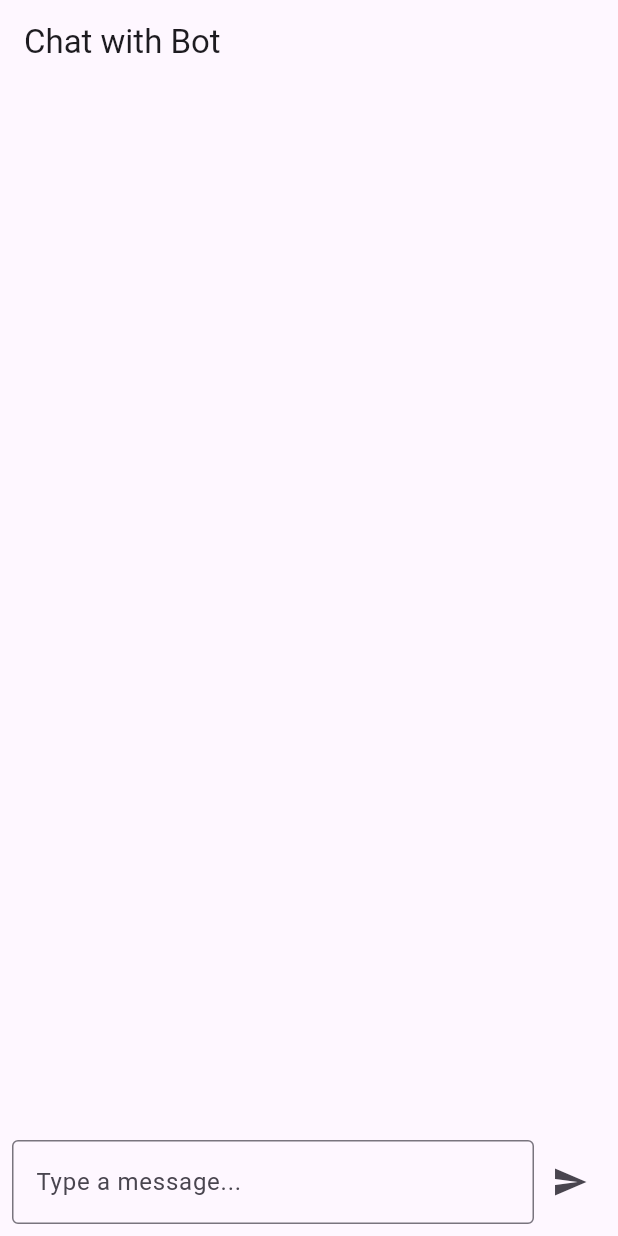
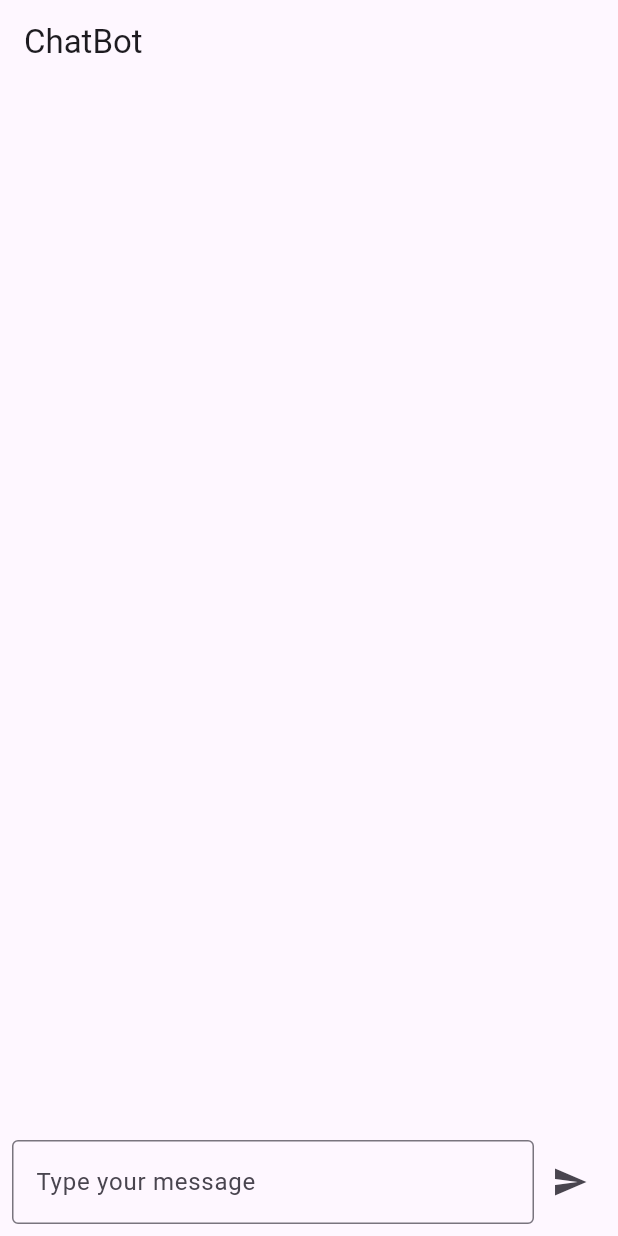
Before and after one commit to SubhasreeCodes/flutter_smart_reply, a Flutter app: the screen it shows after launch, after a tap on the "send" icon, on a phone screen of 412 x 824 dp. Run offline on Flutter 3.47's test engine with Material 3 defaults, Android fonts, the phone set to English and light mode, and no system bars; our stand-ins replace bubble.

Commit message:
Create Chat Page
Create Chat Page with one suggestion.

```diff
--- a/lib/main.dart
+++ b/lib/main.dart
@@ -1,18 +1,15 @@
-import 'dart:convert';
 import 'package:flutter/material.dart';
-import 'package:flutter_smart_reply/screens/ChatScreen.dart';
-import 'package:http/http.dart' as http;
-import 'package:bubble/bubble.dart';
+import 'package:flutter_smart_reply/screens/ChatPage.dart'; // Ensure this file is created and the name matches
 
-void main() {
-  runApp(MyApp());
-}
+void main() => runApp(ChatBotApp());
 
-class MyApp extends StatelessWidget {
+class ChatBotApp extends StatelessWidget {
   @override
   Widget build(BuildContext context) {
     return MaterialApp(
-      home: ChatScreen(),
+      title: 'ChatBot',
+      theme: ThemeData(primarySwatch: Colors.blue),
+      home: ChatPage(), // Updated to use ChatPage
     );
   }
 }
--- /dev/null
+++ b/lib/screens/ChatPage.dart
@@ -0,0 +1,105 @@
+import 'package:flutter/material.dart';
+import 'package:bubble/bubble.dart';
+
+class ChatPage extends StatefulWidget {
+  const ChatPage({super.key});
+
+  @override
+  _ChatPageState createState() => _ChatPageState();
+}
+
+class _ChatPageState extends State<ChatPage> {
+  final TextEditingController _controller = TextEditingController();
+  final List<Map<String, dynamic>> _messages = [];
+
+  // Predefined patterns and responses
+  final Map<String, String> _predefinedResponses = {
+    'hello': 'Hi there! How can I assist you today?',
+    'how are you': 'I’m just a bot, but I’m doing great! How about you?',
+    'bye': 'Goodbye! Have a great day!',
+    'help': 'Sure! What do you need help with?',
+  };
+
+  void _sendMessage() {
+    if (_controller.text.trim().isEmpty) return;
+
+    final userMessage = _controller.text.trim();
+    setState(() {
+      _messages.add({'text': userMessage, 'isUser': true});
+    });
+
+    _controller.clear();
+    _generateResponse(userMessage);
+  }
+
+  void _generateResponse(String userMessage) {
+    String response = 'Sorry, I didn’t understand that.';
+
+    // Check for predefined patterns
+    _predefinedResponses.forEach((pattern, reply) {
+      if (userMessage.toLowerCase().contains(pattern)) {
+        response = reply;
+      }
+    });
+
+    setState(() {
+      _messages.add({'text': response, 'isUser': false});
+    });
+  }
+
+  @override
+  Widget build(BuildContext context) {
+    return Scaffold(
+      appBar: AppBar(title: const Text('ChatBot')),
+      body: Column(
+        children: [
+          Expanded(
+            child: ListView.builder(
+              padding: const EdgeInsets.symmetric(vertical: 10.0),
+              itemCount: _messages.length,
+              itemBuilder: (context, index) {
+                final message = _messages[index];
+                return Bubble(
+                  margin: const BubbleEdges.only(top: 10),
+                  alignment: message['isUser']
+                      ? Alignment.topRight
+                      : Alignment.topLeft,
+                  nip: message['isUser']
+                      ? BubbleNip.rightTop
+                      : BubbleNip.leftTop,
+                  color: message['isUser']
+                      ? Colors.blue[100]
+                      : Colors.grey[300],
+                  child: Text(
+                    message['text'],
+                    style: const TextStyle(fontSize: 16),
+                  ),
+                );
+              },
+            ),
+          ),
+          Padding(
+            padding: const EdgeInsets.all(8.0),
+            child: Row(
+              children: [
+                Expanded(
+                  child: TextField(
+                    controller: _controller,
+                    decoration: const InputDecoration(
+                      hintText: 'Type your message',
+                      border: OutlineInputBorder(),
+                    ),
+                  ),
+                ),
+                IconButton(
+                  icon: const Icon(Icons.send),
+                  onPressed: _sendMessage,
+                ),
+              ],
+            ),
+          ),
+        ],
+      ),
+    );
+  }
+}
--- a/lib/screens/ChatScreen.dart
+++ /dev/null
@@ -1,98 +0,0 @@
-import 'package:bubble/bubble.dart';
-import 'package:flutter/material.dart';
-import 'package:http/http.dart' as http;
-import 'dart:convert'; // Import for JSON decoding
-
-class ChatScreen extends StatefulWidget {
-  @override
-  _ChatScreenState createState() => _ChatScreenState();
-}
-
-class _ChatScreenState extends State<ChatScreen> {
-  TextEditingController _controller = TextEditingController();
-  List<Map> _messages = [];
-
-  // Function to send a message to Flask API
-  Future<void> sendMessage(String query) async {
-    try {
-      // Replace with your machine's local IP address (or use 10.0.2.2 for Android Emulator)
-      final response = await http.post(
-        Uri.parse('http://192.168.x.x:5000/bot'), // Change this IP to your local IP
-        body: {'query': query},
-      );
-
-      if (response.statusCode == 200) {
-        var data = jsonDecode(response.body);
-        setState(() {
-          // Add user query and bot response to chat
-          _messages.add({"text": query, "isUser": true});
-          _messages.add({"text": data['response'], "isUser": false});
-        });
-      } else {
-        setState(() {
-          _messages.add({"text": "Error: ${response.statusCode}", "isUser": false});
-        });
-      }
-    } catch (e) {
-      setState(() {
-        _messages.add({"text": "Failed to connect: $e", "isUser": false});
-      });
-    }
-  }
-
-  // UI to build chat bubbles and display messages
-  @override
-  Widget build(BuildContext context) {
-    return Scaffold(
-      appBar: AppBar(title: Text('Chat with Bot')),
-      body: Column(
-        children: [
-          Expanded(
-            child: ListView.builder(
-              itemCount: _messages.length,
-              itemBuilder: (context, index) {
-                return Bubble(
-                  alignment: _messages[index]['isUser']
-                      ? Alignment.topRight
-                      : Alignment.topLeft,
-                  color: _messages[index]['isUser']
-                      ? Colors.blueAccent
-                      : Colors.grey,
-                  child: Text(
-                    _messages[index]['text'],
-                    style: TextStyle(color: Colors.white),
-                  ),
-                );
-              },
-            ),
-          ),
-          Padding(
-            padding: const EdgeInsets.all(8.0),
-            child: Row(
-              children: [
-                Expanded(
-                  child: TextField(
-                    controller: _controller,
-                    decoration: InputDecoration(
-                      labelText: 'Type a message...',
-                      border: OutlineInputBorder(),
-                    ),
-                  ),
-                ),
-                IconButton(
-                  icon: Icon(Icons.send),
-                  onPressed: () {
-                    if (_controller.text.isNotEmpty) {
-                      sendMessage(_controller.text);
-                      _controller.clear();
-                    }
-                  },
-                ),
-              ],
-            ),
-          ),
-        ],
-      ),
-    );
-  }
-}
```
